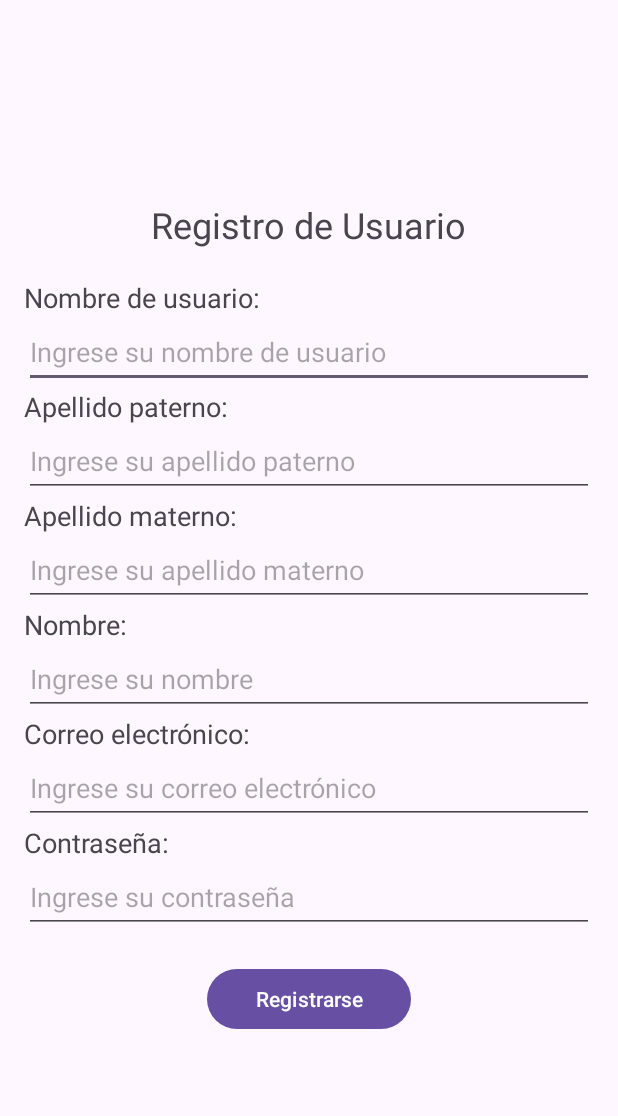
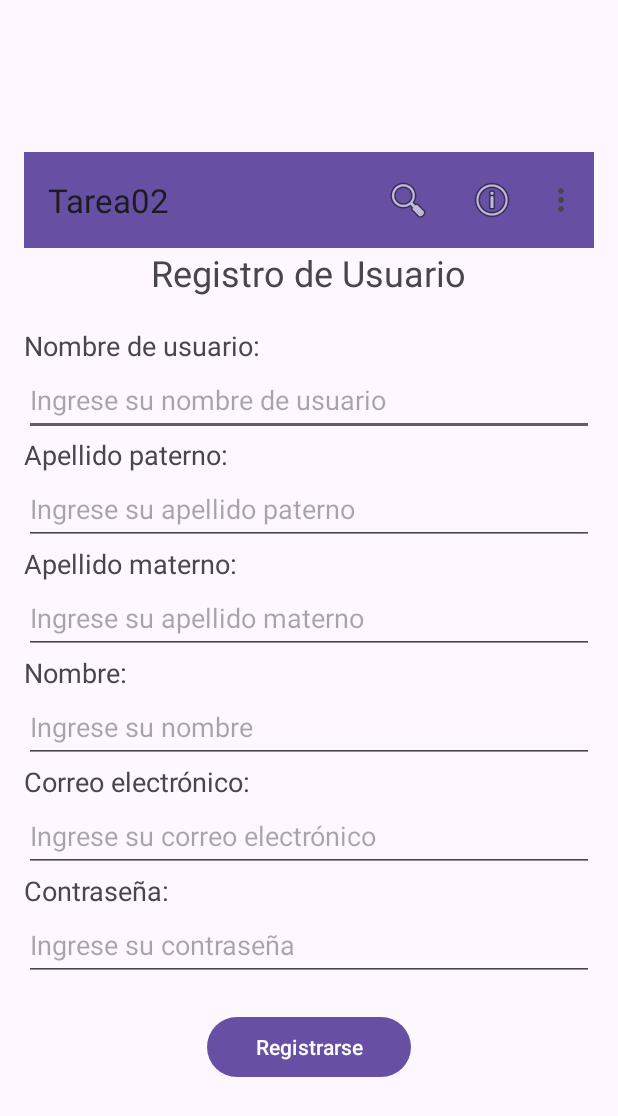
Before and after one commit to Artgnz/Tarea03PDM, an Android app: the screen it shows after launch (MainActivity), on a phone screen of 412 x 824 dp. Shown: the top 1116 px of the screen. Run offline under Robolectric (Android 15) with nearby library versions, the phone set to English and light mode, and no system bars.

```diff
--- a/app/src/main/AndroidManifest.xml
+++ b/app/src/main/AndroidManifest.xml
@@ -13,9 +13,6 @@
         android:theme="@style/Theme.Tarea02"
         tools:targetApi="31">
         <activity
-            android:name=".ActivityConfirmacion"
-            android:exported="false" />
-        <activity
             android:name=".MainActivity"
             android:exported="true">
             <intent-filter>
--- a/app/src/main/java/com/example/tarea02/MainActivity.java
+++ b/app/src/main/java/com/example/tarea02/MainActivity.java
@@ -2,9 +2,12 @@ package com.example.tarea02;
 
 import android.os.Bundle;
 import androidx.appcompat.app.AppCompatActivity;
+import androidx.appcompat.widget.Toolbar;
+import android.view.Menu;
+import android.view.MenuInflater;
 import android.view.MenuItem;
 
-public class MainActivity extends AppCompatActivity {
+public class MainActivity extends AppCompatActivity  {
 
     @Override
     protected void onCreate(Bundle savedInstanceState) {
@@ -13,6 +16,10 @@ public class MainActivity extends AppCompatActivity {
         setContentView(R.layout.activity_main);
         // actividad de confirmación
         //setContentView(R.layout.activity_confirmacion);
+        Toolbar toolbar = findViewById(R.id.toolbar);
+        if (toolbar != null) {
+            setSupportActionBar(toolbar);
+        }
     }
 
     @Override
@@ -31,4 +38,11 @@ public class MainActivity extends AppCompatActivity {
         return super.onOptionsItemSelected(item);
     }
 
+    @Override
+    public boolean onCreateOptionsMenu(Menu menu) {
+        MenuInflater inflater = getMenuInflater();
+        inflater.inflate(R.menu.menu_main, menu);
+        return true;
+    }
+
 }
--- a/app/src/main/res/layout/activity_main.xml
+++ b/app/src/main/res/layout/activity_main.xml
@@ -1,8 +1,8 @@
 <?xml version="1.0" encoding="utf-8"?>
-<ScrollView
-    xmlns:android="http://schemas.android.com/apk/res/android"
+<ScrollView xmlns:android="http://schemas.android.com/apk/res/android"
     android:layout_width="match_parent"
     android:layout_height="match_parent"
+    xmlns:app="http://schemas.android.com/apk/res-auto"
     android:fillViewport="true"
     android:scrollbarStyle="outsideOverlay"
     android:scrollbarSize="8dp"
@@ -15,6 +15,13 @@
         android:orientation="vertical"
         android:padding="16dp"
         android:gravity="center">
+        <androidx.appcompat.widget.Toolbar
+            android:id="@+id/toolbar"
+            android:layout_width="match_parent"
+            android:layout_height="wrap_content"
+            android:background="?attr/colorPrimary"
+            android:elevation="4dp"
+            app:popupTheme="@style/ThemeOverlay.AppCompat.Light"/>
 
         <TextView
             android:layout_width="wrap_content"
```
